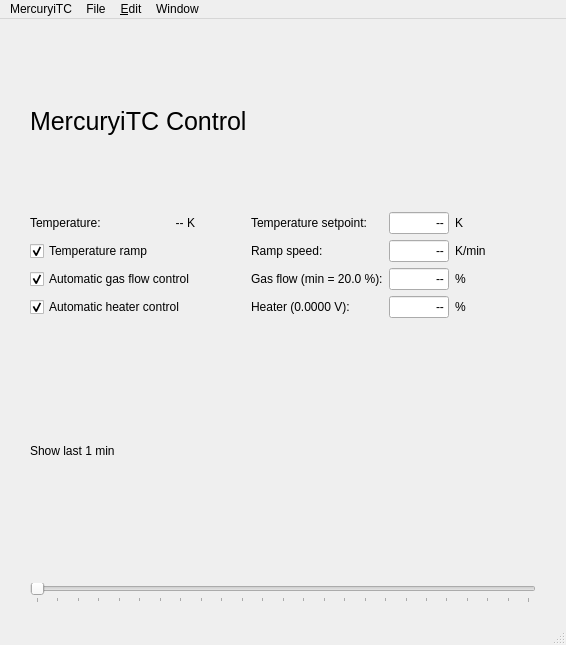
OE-FET/mercurygui, file mercurygui/main.ui: the form before one commit.
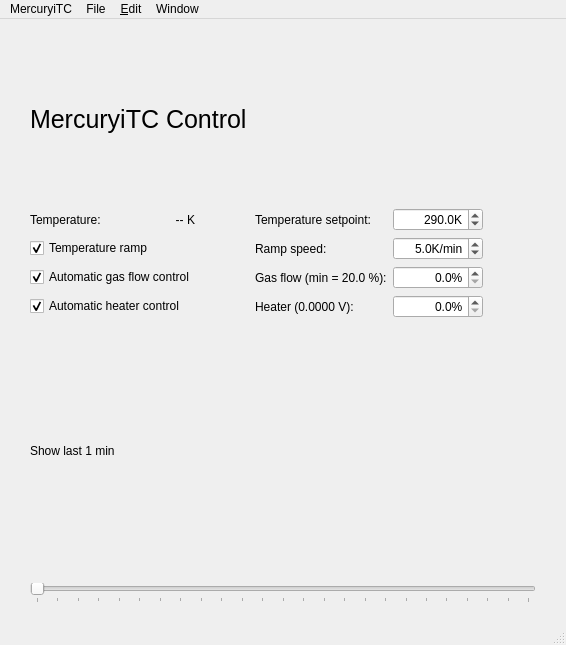
The form after the commit. Custom widgets are drawn as their Qt base class.

Commit message: replaced line edits with spin boxes

```diff
--- a/mercurygui/main.ui
+++ b/mercurygui/main.ui
@@ -35,69 +35,6 @@
       <property name="rightMargin">
        <number>30</number>
       </property>
-      <item row="5" column="5">
-       <widget class="CLineEdit" name="h1_edit">
-        <property name="minimumSize">
-         <size>
-          <width>60</width>
-          <height>0</height>
-         </size>
-        </property>
-        <property name="maximumSize">
-         <size>
-          <width>60</width>
-          <height>16777215</height>
-         </size>
-        </property>
-        <property name="text">
-         <string>--</string>
-        </property>
-        <property name="alignment">
-         <set>Qt::AlignRight|Qt::AlignTrailing|Qt::AlignVCenter</set>
-        </property>
-       </widget>
-      </item>
-      <item row="0" column="0" colspan="8">
-       <widget class="QLabel" name="labelTitle">
-        <property name="font">
-         <font>
-          <pointsize>19</pointsize>
-         </font>
-        </property>
-        <property name="text">
-         <string>MercuryiTC Control</string>
-        </property>
-       </widget>
-      </item>
-      <item row="2" column="6">
-       <widget class="QLabel" name="t2_unit">
-        <property name="text">
-         <string>K</string>
-        </property>
-       </widget>
-      </item>
-      <item row="3" column="5">
-       <widget class="CLineEdit" name="r1_edit">
-        <property name="minimumSize">
-         <size>
-          <width>60</width>
-          <height>0</height>
-         </size>
-        </property>
-        <property name="maximumSize">
-         <size>
-          <width>60</width>
-          <height>16777215</height>
-         </size>
-        </property>
-        <property name="text">
-         <string>--</string>
-        </property>
-        <property name="alignment">
-         <set>Qt::AlignRight|Qt::AlignTrailing|Qt::AlignVCenter</set>
-        </property>
-       </widget>
-      </item>
       <item row="4" column="0" colspan="3">
        <widget class="QCheckBox" name="gf2_checkbox">
         <property name="text">
@@ -108,130 +45,6 @@
         </property>
        </widget>
       </item>
-      <item row="4" column="4">
-       <widget class="QLabel" name="gf1_label">
-        <property name="text">
-         <string>Gas flow (min = 20.0 %):</string>
-        </property>
-       </widget>
-      </item>
-      <item row="2" column="0">
-       <widget class="QLabel" name="t1_label">
-        <property name="maximumSize">
-         <size>
-          <width>90</width>
-          <height>16777215</height>
-         </size>
-        </property>
-        <property name="text">
-         <string>Temperature:</string>
-        </property>
-       </widget>
-      </item>
-      <item row="2" column="4">
-       <widget class="QLabel" name="t2_label">
-        <property name="text">
-         <string>Temperature setpoint:</string>
-        </property>
-       </widget>
-      </item>
-      <item row="5" column="0" colspan="3">
-       <widget class="QCheckBox" name="h2_checkbox">
-        <property name="text">
-         <string>Automatic heater control</string>
-        </property>
-        <property name="checked">
-         <bool>true</bool>
-        </property>
-       </widget>
-      </item>
-      <item row="4" column="6">
-       <widget class="QLabel" name="gf1_unit">
-        <property name="text">
-         <string>%</string>
-        </property>
-       </widget>
-      </item>
-      <item row="2" column="5">
-       <widget class="CLineEdit" name="t2_edit">
-        <property name="minimumSize">
-         <size>
-          <width>60</width>
-          <height>0</height>
-         </size>
-        </property>
-        <property name="maximumSize">
-         <size>
-          <width>60</width>
-          <height>16777215</height>
-         </size>
-        </property>
-        <property name="text">
-         <string>--</string>
-        </property>
-        <property name="alignment">
-         <set>Qt::AlignRight|Qt::AlignTrailing|Qt::AlignVCenter</set>
-        </property>
-       </widget>
-      </item>
-      <item row="2" column="1" colspan="2">
-       <widget class="QLabel" name="t1_reading">
-        <property name="minimumSize">
-         <size>
-          <width>60</width>
-          <height>0</height>
-         </size>
-        </property>
-        <property name="text">
-         <string>-- K</string>
-        </property>
-        <property name="alignment">
-         <set>Qt::AlignRight|Qt::AlignTrailing|Qt::AlignVCenter</set>
-        </property>
-       </widget>
-      </item>
-      <item row="4" column="5">
-       <widget class="CLineEdit" name="gf1_edit">
-        <property name="minimumSize">
-         <size>
-          <width>60</width>
-          <height>0</height>
-         </size>
-        </property>
-        <property name="maximumSize">
-         <size>
-          <width>60</width>
-          <height>16777215</height>
-         </size>
-        </property>
-        <property name="text">
-         <string>--</string>
-        </property>
-        <property name="alignment">
-         <set>Qt::AlignRight|Qt::AlignTrailing|Qt::AlignVCenter</set>
-        </property>
-       </widget>
-      </item>
-      <item row="5" column="6">
-       <widget class="QLabel" name="h1_unit">
-        <property name="text">
-         <string>%</string>
-        </property>
-       </widget>
-      </item>
-      <item row="2" column="7" rowspan="4">
-       <spacer name="horizontalSpacer_2">
-        <property name="orientation">
-         <enum>Qt::Horizontal</enum>
-        </property>
-        <property name="sizeHint" stdset="0">
-         <size>
-          <width>2</width>
-          <height>0</height>
-         </size>
-        </property>
-       </spacer>
-      </item>
       <item row="3" column="0" colspan="3">
        <widget class="QCheckBox" name="r2_checkbox">
         <property name="text">
@@ -242,6 +55,22 @@
         </property>
        </widget>
       </item>
+      <item row="2" column="6" rowspan="4">
+       <spacer name="horizontalSpacer_2">
+        <property name="orientation">
+         <enum>Qt::Horizontal</enum>
+        </property>
+        <property name="sizeType">
+         <enum>QSizePolicy::Expanding</enum>
+        </property>
+        <property name="sizeHint" stdset="0">
+         <size>
+          <width>2</width>
+          <height>0</height>
+         </size>
+        </property>
+       </spacer>
+      </item>
       <item row="3" column="4">
        <widget class="QLabel" name="r1_label">
         <property name="text">
@@ -254,6 +83,9 @@
         <property name="orientation">
          <enum>Qt::Horizontal</enum>
         </property>
+        <property name="sizeType">
+         <enum>QSizePolicy::Expanding</enum>
+        </property>
         <property name="sizeHint" stdset="0">
          <size>
           <width>2</width>
@@ -262,21 +94,7 @@
         </property>
        </spacer>
       </item>
-      <item row="3" column="6">
-       <widget class="QLabel" name="r1_unit">
-        <property name="text">
-         <string>K/min</string>
-        </property>
-       </widget>
-      </item>
-      <item row="5" column="4">
-       <widget class="QLabel" name="h1_label">
-        <property name="text">
-         <string>Heater (0.0000 V):</string>
-        </property>
-       </widget>
-      </item>
-      <item row="1" column="0" colspan="8">
+      <item row="1" column="0" colspan="7">
        <spacer name="verticalSpacer">
         <property name="orientation">
          <enum>Qt::Vertical</enum>
@@ -292,6 +110,190 @@
         </property>
        </spacer>
       </item>
+      <item row="5" column="4">
+       <widget class="QLabel" name="h1_label">
+        <property name="text">
+         <string>Heater (0.0000 V):</string>
+        </property>
+       </widget>
+      </item>
+      <item row="4" column="4">
+       <widget class="QLabel" name="gf1_label">
+        <property name="text">
+         <string>Gas flow (min = 20.0 %):</string>
+        </property>
+       </widget>
+      </item>
+      <item row="0" column="0" colspan="7">
+       <widget class="QLabel" name="labelTitle">
+        <property name="font">
+         <font>
+          <pointsize>19</pointsize>
+         </font>
+        </property>
+        <property name="text">
+         <string>MercuryiTC Control</string>
+        </property>
+       </widget>
+      </item>
+      <item row="5" column="0" colspan="3">
+       <widget class="QCheckBox" name="h2_checkbox">
+        <property name="text">
+         <string>Automatic heater control</string>
+        </property>
+        <property name="checked">
+         <bool>true</bool>
+        </property>
+       </widget>
+      </item>
+      <item row="2" column="1" colspan="2">
+       <widget class="QLabel" name="t1_reading">
+        <property name="minimumSize">
+         <size>
+          <width>60</width>
+          <height>0</height>
+         </size>
+        </property>
+        <property name="text">
+         <string>-- K</string>
+        </property>
+        <property name="alignment">
+         <set>Qt::AlignRight|Qt::AlignTrailing|Qt::AlignVCenter</set>
+        </property>
+       </widget>
+      </item>
+      <item row="2" column="4">
+       <widget class="QLabel" name="t2_label">
+        <property name="text">
+         <string>Temperature setpoint:</string>
+        </property>
+       </widget>
+      </item>
+      <item row="2" column="0">
+       <widget class="QLabel" name="t1_label">
+        <property name="maximumSize">
+         <size>
+          <width>90</width>
+          <height>16777215</height>
+         </size>
+        </property>
+        <property name="text">
+         <string>Temperature:</string>
+        </property>
+       </widget>
+      </item>
+      <item row="2" column="5">
+       <widget class="ReadingDSpinBox" name="t2_edit">
+        <property name="minimumSize">
+         <size>
+          <width>90</width>
+          <height>0</height>
+         </size>
+        </property>
+        <property name="alignment">
+         <set>Qt::AlignRight|Qt::AlignTrailing|Qt::AlignVCenter</set>
+        </property>
+        <property name="suffix">
+         <string>K</string>
+        </property>
+        <property name="decimals">
+         <number>1</number>
+        </property>
+        <property name="minimum">
+         <double>3.500000000000000</double>
+        </property>
+        <property name="maximum">
+         <double>300.000000000000000</double>
+        </property>
+        <property name="value">
+         <double>290.000000000000000</double>
+        </property>
+       </widget>
+      </item>
+      <item row="3" column="5">
+       <widget class="ReadingDSpinBox" name="r1_edit">
+        <property name="minimumSize">
+         <size>
+          <width>90</width>
+          <height>0</height>
+         </size>
+        </property>
+        <property name="alignment">
+         <set>Qt::AlignRight|Qt::AlignTrailing|Qt::AlignVCenter</set>
+        </property>
+        <property name="suffix">
+         <string>K/min</string>
+        </property>
+        <property name="decimals">
+         <number>1</number>
+        </property>
+        <property name="minimum">
+         <double>0.100000000000000</double>
+        </property>
+        <property name="maximum">
+         <double>20.000000000000000</double>
+        </property>
+        <property name="value">
+         <double>5.000000000000000</double>
+        </property>
+       </widget>
+      </item>
+      <item row="4" column="5">
+       <widget class="ReadingDSpinBox" name="gf1_edit">
+        <property name="minimumSize">
+         <size>
+          <width>90</width>
+          <height>0</height>
+         </size>
+        </property>
+        <property name="alignment">
+         <set>Qt::AlignRight|Qt::AlignTrailing|Qt::AlignVCenter</set>
+        </property>
+        <property name="suffix">
+         <string>%</string>
+        </property>
+        <property name="decimals">
+         <number>1</number>
+        </property>
+        <property name="minimum">
+         <double>0.000000000000000</double>
+        </property>
+        <property name="maximum">
+         <double>100.000000000000000</double>
+        </property>
+        <property name="value">
+         <double>0.000000000000000</double>
+        </property>
+       </widget>
+      </item>
+      <item row="5" column="5">
+       <widget class="ReadingDSpinBox" name="h1_edit">
+        <property name="minimumSize">
+         <size>
+          <width>90</width>
+          <height>0</height>
+         </size>
+        </property>
+        <property name="alignment">
+         <set>Qt::AlignRight|Qt::AlignTrailing|Qt::AlignVCenter</set>
+        </property>
+        <property name="suffix">
+         <string>%</string>
+        </property>
+        <property name="decimals">
+         <number>1</number>
+        </property>
+        <property name="minimum">
+         <double>0.000000000000000</double>
+        </property>
+        <property name="maximum">
+         <double>100.000000000000000</double>
+        </property>
+        <property name="value">
+         <double>0.000000000000000</double>
+        </property>
+       </widget>
+      </item>
      </layout>
     </item>
     <item row="3" column="0">
@@ -456,9 +458,9 @@
  </widget>
  <customwidgets>
   <customwidget>
-   <class>CLineEdit</class>
-   <extends>QLineEdit</extends>
-   <header>mercurygui.utils.clineedit.h</header>
+   <class>ReadingDSpinBox</class>
+   <extends>QDoubleSpinBox</extends>
+   <header>mercurygui.utils.scientific_spinbox.h</header>
   </customwidget>
  </customwidgets>
  <tabstops>
```
Left out of the diff: 4 changed lines with no effect on the pictures. The commit also changes 3 other files.
